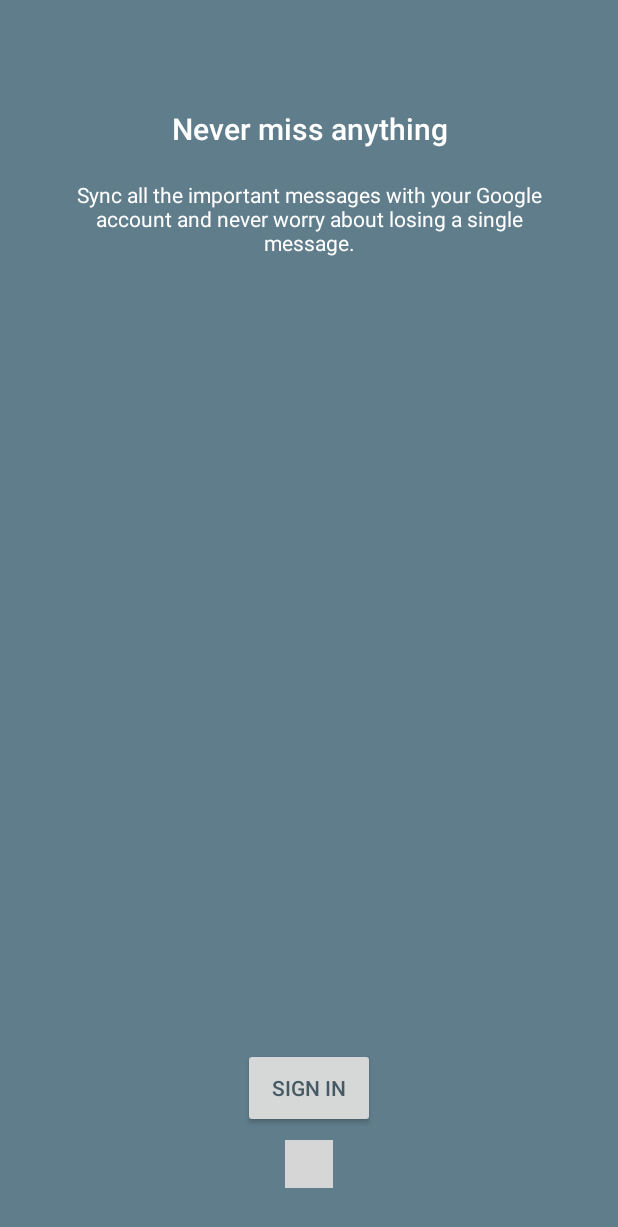
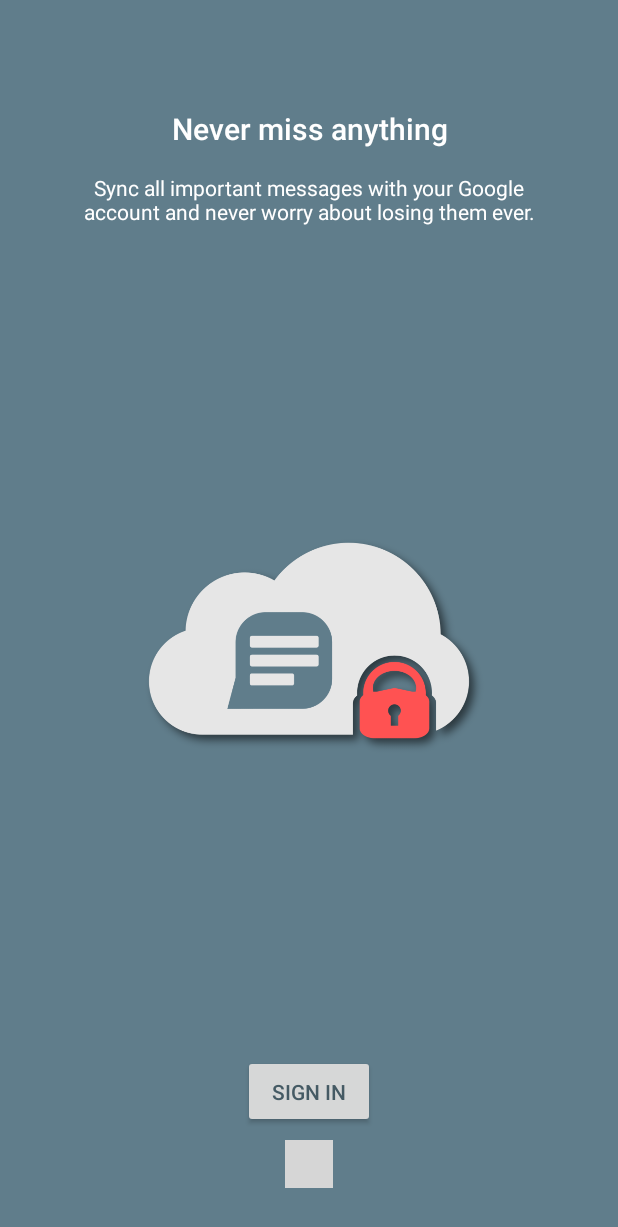
Before and after one commit to pvasa/SyncSMS, an Android app: the screen it shows after launch (OnBoardingActivity), on a phone screen of 412 x 824 dp. Shown: the top 1227 px of the screen. Run offline under Robolectric (Android 15) with nearby library versions, the phone set to English and light mode, and no system bars; libraries missing offline, so code that uses them is left out: com.rd; plain views replace PageIndicatorView; 1 statement that could not run was skipped; grey boxes are pictures that could not be loaded.

Commit message:
Change the way fragments are initialized and add png for first on boarding screen

```diff
--- a/app/src/main/java/svyp/syncsms/onBoarding/MakeDefaultFragment.java
+++ b/app/src/main/java/svyp/syncsms/onBoarding/MakeDefaultFragment.java
@@ -6,19 +6,17 @@
 import android.view.View;
 import android.view.ViewGroup;
 
+import svyp.syncsms.Constants;
 import svyp.syncsms.R;
 
 public class MakeDefaultFragment extends Fragment {
 
-    private static final String ARG_SECTION_NUMBER = "section_number";
     public static final String TITLE = "Make default";
 
-    public static MakeDefaultFragment newInstance(int sectionNumber) {
-        MakeDefaultFragment fragment = new MakeDefaultFragment();
-        Bundle args = new Bundle();
-        args.putInt(ARG_SECTION_NUMBER, sectionNumber);
-        fragment.setArguments(args);
-        return fragment;
+    public MakeDefaultFragment() {
+        Bundle bundle = new Bundle();
+        bundle.putCharSequence(Constants.KEY_TITLE, TITLE);
+        setArguments(bundle);
     }
 
     @Override
--- a/app/src/main/java/svyp/syncsms/onBoarding/OnBoardingActivity.java
+++ b/app/src/main/java/svyp/syncsms/onBoarding/OnBoardingActivity.java
@@ -22,6 +22,8 @@
 import com.google.android.gms.common.api.GoogleApiClient;
 import com.rd.PageIndicatorView;
 
+import java.util.ArrayList;
+
 import svyp.syncsms.Constants;
 import svyp.syncsms.MainActivity;
 import svyp.syncsms.R;
@@ -33,6 +35,8 @@
     private SignInFragment signInFragment;
     private MakeDefaultFragment makeDefaultFragment;
     private PermissionsFragment permissionsFragment;
+
+    private ArrayList<Fragment> fragments;
 
     private GoogleApiClient mGoogleApiClient;
 
@@ -85,6 +89,11 @@
                 .addApi(Auth.GOOGLE_SIGN_IN_API, gso)
                 .build();
 
+        fragments = new ArrayList<>();
+        fragments.add(signInFragment = new SignInFragment());
+        fragments.add(makeDefaultFragment = new MakeDefaultFragment());
+        fragments.add(permissionsFragment = new PermissionsFragment());
+
         mSectionsPagerAdapter = new SectionsPagerAdapter(getSupportFragmentManager());
 
         mViewPager = (ViewPager) findViewById(R.id.container);
@@ -117,33 +126,17 @@
 
         @Override
         public Fragment getItem(int position) {
-            switch (position) {
-                case 0:
-                    return signInFragment = SignInFragment.newInstance(position + 1);
-                case 1:
-                    return makeDefaultFragment = MakeDefaultFragment.newInstance(position + 1);
-                case 2:
-                    return permissionsFragment = PermissionsFragment.newInstance(position + 1);
-            }
-            return new Fragment();
+            return fragments.get(position);
         }
 
         @Override
         public int getCount() {
-            return 3;
+            return fragments.size();
         }
 
         @Override
         public CharSequence getPageTitle(int position) {
-            switch (position) {
-                case 0:
-                    return SignInFragment.TITLE;
-                case 1:
-                    return MakeDefaultFragment.TITLE;
-                case 2:
-                    return PermissionsFragment.TITLE;
-            }
-            return null;
+            return fragments.get(position).getArguments().getCharSequence(Constants.KEY_TITLE);
         }
     }
 
--- a/app/src/main/java/svyp/syncsms/onBoarding/PermissionsFragment.java
+++ b/app/src/main/java/svyp/syncsms/onBoarding/PermissionsFragment.java
@@ -2,11 +2,8 @@
 
 import android.Manifest;
 import android.content.Intent;
-import android.content.pm.PackageManager;
 import android.os.Bundle;
-import android.support.annotation.NonNull;
 import android.support.v4.app.Fragment;
-import android.support.v4.util.ArraySet;
 import android.view.LayoutInflater;
 import android.view.View;
 import android.view.ViewGroup;
@@ -16,20 +13,14 @@
 import svyp.syncsms.R;
 import svyp.syncsms.Utils;
 
-public class PermissionsFragment extends Fragment
-        implements View.OnClickListener {
+public class PermissionsFragment extends Fragment implements View.OnClickListener {
 
-    private final String TAG = getClass().getName();
-
-    private static final String ARG_SECTION_NUMBER = "section_number";
     public static final String TITLE = "Request permissions";
 
-    public static PermissionsFragment newInstance(int sectionNumber) {
-        PermissionsFragment fragment = new PermissionsFragment();
-        Bundle args = new Bundle();
-        args.putInt(ARG_SECTION_NUMBER, sectionNumber);
-        fragment.setArguments(args);
-        return fragment;
+    public PermissionsFragment() {
+        Bundle bundle = new Bundle();
+        bundle.putCharSequence(Constants.KEY_TITLE, TITLE);
+        setArguments(bundle);
     }
 
     @Override
--- a/app/src/main/java/svyp/syncsms/onBoarding/SignInFragment.java
+++ b/app/src/main/java/svyp/syncsms/onBoarding/SignInFragment.java
@@ -7,25 +7,20 @@
 import android.view.ViewGroup;
 import android.widget.Button;
 
+import svyp.syncsms.Constants;
 import svyp.syncsms.R;
 import svyp.syncsms.Utils;
 
-public class SignInFragment extends Fragment
-        implements View.OnClickListener {
+public class SignInFragment extends Fragment implements View.OnClickListener {
 
-    private final String TAG = getClass().getName();
-
-    private static final String ARG_SECTION_NUMBER = "section_number";
     public static final String TITLE = "Introduction";
 
     private Button btnSignIn;
 
-    public static SignInFragment newInstance(int sectionNumber) {
-        SignInFragment fragment = new SignInFragment();
-        Bundle args = new Bundle();
-        args.putInt(ARG_SECTION_NUMBER, sectionNumber);
-        fragment.setArguments(args);
-        return fragment;
+    public SignInFragment() {
+        Bundle bundle = new Bundle();
+        bundle.putCharSequence(Constants.KEY_TITLE, TITLE);
+        setArguments(bundle);
     }
 
     @Override
--- a/app/src/main/res/layout/fragment_permissions.xml
+++ b/app/src/main/res/layout/fragment_permissions.xml
@@ -45,8 +45,7 @@
         <LinearLayout
             android:layout_width="match_parent"
             android:layout_height="wrap_content"
-            android:orientation="horizontal"
-            android:layout_margin="8dp">
+            android:orientation="horizontal">
 
             <Button
                 android:id="@+id/btn_exit"
--- a/app/src/main/res/layout/fragment_sign_in.xml
+++ b/app/src/main/res/layout/fragment_sign_in.xml
@@ -38,9 +38,11 @@
             android:textAppearance="@style/TextAppearance.AppCompat.Small" />
 
         <ImageView
-            android:layout_width="wrap_content"
+            android:layout_width="256dp"
             android:layout_height="wrap_content"
-            android:layout_weight="100"/>
+            android:layout_weight="100"
+            android:layout_gravity="center_horizontal"
+            android:src="@drawable/secure_cloud" />
 
         <Button
             android:id="@+id/btn_sign_in"
--- a/app/src/main/res/values/strings.xml
+++ b/app/src/main/res/values/strings.xml
@@ -11,10 +11,10 @@
     <string name="btn_grant">Grant</string>
     <string name="btn_sign_in">Sign In</string>
     <string name="title_fragment_sign_in">Never miss anything</string>
-    <string name="message_fragment_sign_in">Sync all the important messages with your Google account and never worry about losing a single message.</string>
-    <string name="message_fragment_make_default">To make your social experience smoother and smarter, set SyncSMS as your default messaging app.</string>
+    <string name="message_fragment_sign_in">Sync all important messages with your Google account and never worry about losing them ever.</string>
+    <string name="message_fragment_make_default">Make your experience smoother and smarter by setting SyncSMS as your default messaging app.</string>
     <string name="title_fragment_make_default">Always stay connected</string>
     <string name="btn_exit">Exit</string>
-    <string name="title_fragment_permissions">Permissions required</string>
+    <string name="title_fragment_permissions">Last thing - Permissions</string>
     <string name="message_fragment_permissions">For SyncSMS to function correctly, it requires your permission to access SMS, Phone and Contacts.</string>
 </resources>
```
Also changed, not shown: app/src/main/res/drawable/secure_cloud.png (added).
